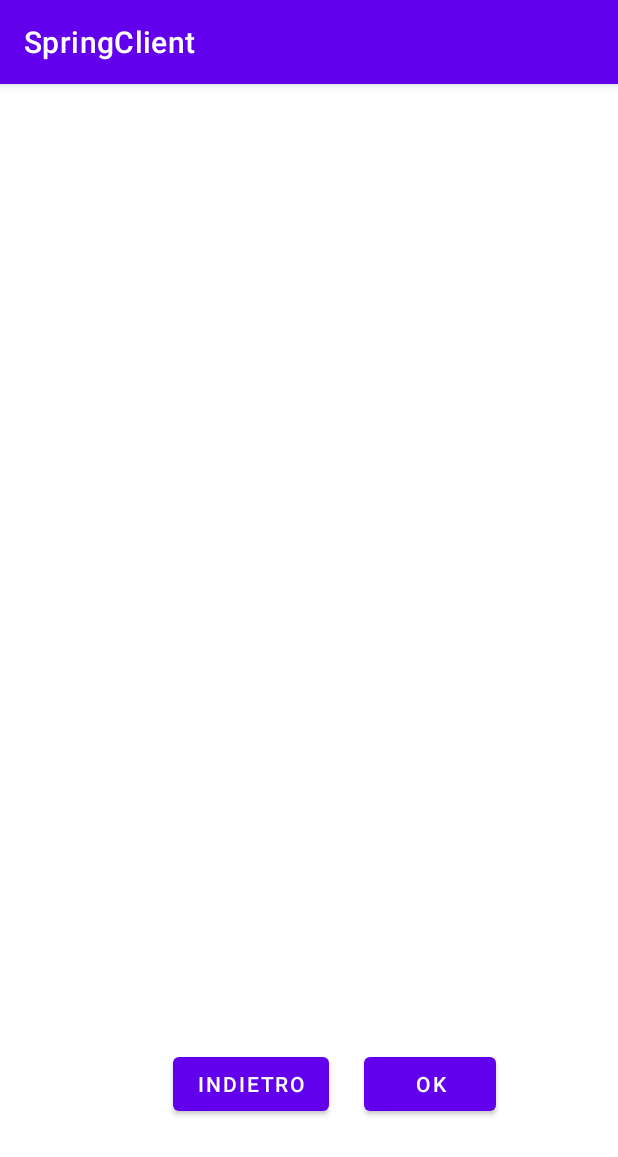
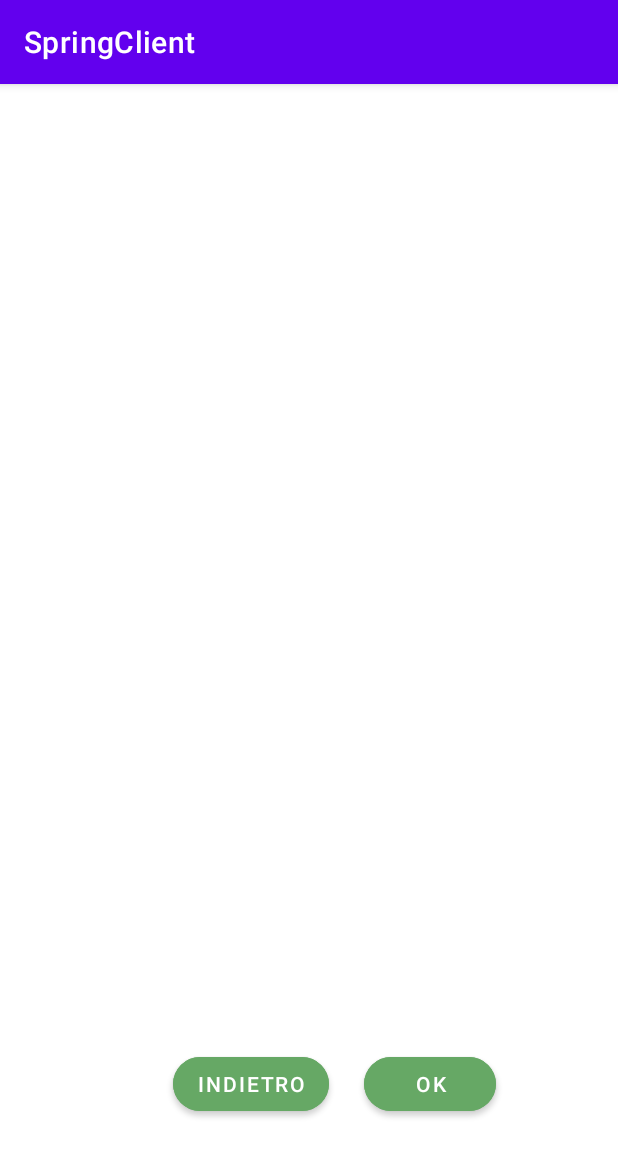
Before and after one commit to PasqualeSantagata/Ratatouille23, an Android app: the screen it shows after launch (InserisciElementoActivity), on a phone screen of 412 x 824 dp. Shown: the top 1157 px of the screen. Run offline under Robolectric (Android 15) with nearby library versions, the phone set to English and light mode, and no system bars.

Commit message:
messo il colore my green e fatto tasti nello stile auspicabile

```diff
--- a/app/src/main/AndroidManifest.xml
+++ b/app/src/main/AndroidManifest.xml
@@ -20,8 +20,6 @@
             android:name=".view.MainActivity"
             android:exported="false" >
 
-
-
         </activity>
 
         <activity
--- a/app/src/main/res/layout/activity_inserisci_elemento.xml
+++ b/app/src/main/res/layout/activity_inserisci_elemento.xml
@@ -14,7 +14,11 @@
         android:layout_marginBottom="77dp"
         android:text="@android:string/ok"
         app:layout_constraintBottom_toBottomOf="parent"
-        app:layout_constraintEnd_toEndOf="parent" />
+        app:layout_constraintEnd_toEndOf="parent"
+
+        android:backgroundTint="@color/my_green"
+        android:textColor="@android:color/white"
+        app:cornerRadius="@android:dimen/app_icon_size"/>
 
     <Button
         android:id="@+id/buttonInserElemIndietro"
@@ -24,7 +28,12 @@
         android:layout_marginBottom="77dp"
         android:text="indietro"
         app:layout_constraintBottom_toBottomOf="parent"
-        app:layout_constraintStart_toStartOf="parent" />
+        app:layout_constraintStart_toStartOf="parent"
+
+        android:backgroundTint="@color/my_green"
+        android:textColor="@android:color/white"
+        app:cornerRadius="@android:dimen/app_icon_size"
+        />
 
     <com.google.android.material.textfield.TextInputLayout
         android:id="@+id/TextInputLayoutNomeInserisciElementoMenu"
@@ -42,7 +51,8 @@
         <com.google.android.material.textfield.TextInputEditText
             android:id="@+id/TextInputEditTextNomeInserisciElementoMenu"
             android:layout_width="match_parent"
-            android:layout_height="wrap_content" />
+            android:layout_height="wrap_content"
+            android:singleLine="true" />
     </com.google.android.material.textfield.TextInputLayout>
 
     <com.google.android.material.textfield.TextInputLayout
@@ -108,7 +118,7 @@
     <Spinner
         android:id="@+id/categorie_spinner"
         android:layout_width="match_parent"
-        android:layout_height="wrap_content"
+        android:layout_height="50dp"
         android:layout_marginStart="700dp"
         android:layout_marginTop="50dp"
         android:layout_marginEnd="200dp"
--- a/app/src/main/res/values/colors.xml
+++ b/app/src/main/res/values/colors.xml
@@ -7,4 +7,7 @@
     <color name="teal_700">#FF018786</color>
     <color name="black">#FF000000</color>
     <color name="white">#FFFFFFFF</color>
+
+    <color name="my_green">#66A865</color>
+
 </resources>
```
Also changed, not shown: app/src/main/res/drawable/desing_rounded_green_tf.xml (added, +13 -0 lines).
